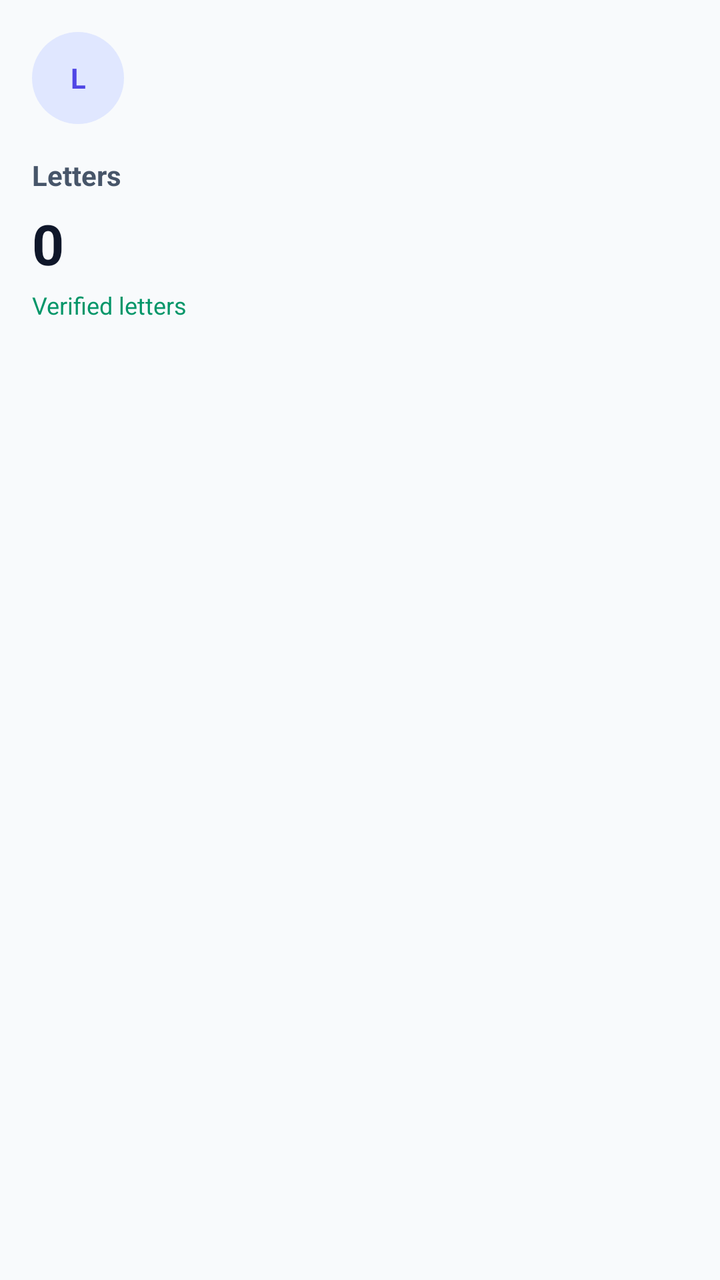
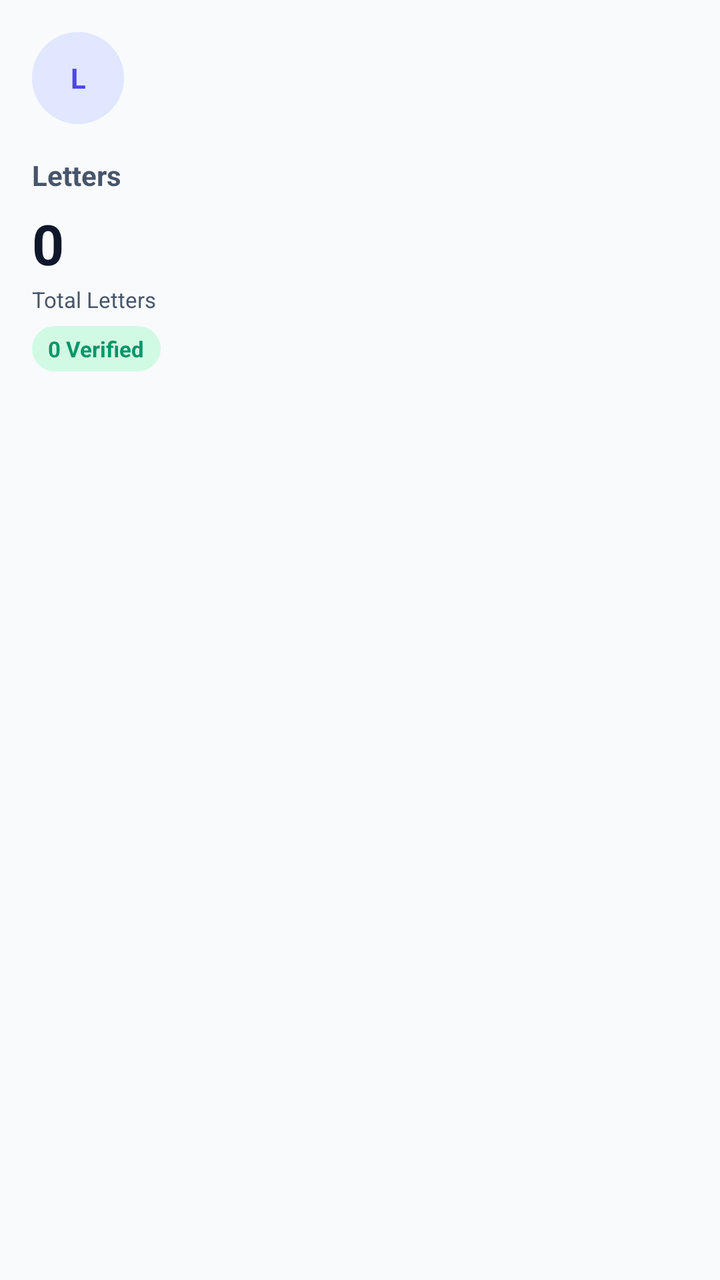

The first picture is an Android layout as it rendered before a commit; the second is the same layout after the commit. The layout source and the unified diff follow.
<!-- AndroidManifest.xml: application theme Theme.VirtualLabAdmin -->
<!-- res/layout/item_dashboard_api.xml -->
﻿<?xml version="1.0" encoding="utf-8"?>
<LinearLayout xmlns:android="http://schemas.android.com/apk/res/android"
    android:layout_width="match_parent"
    android:layout_height="wrap_content"
    android:orientation="vertical"
    android:padding="@dimen/space_md">

    <TextView
        android:layout_width="46dp"
        android:layout_height="46dp"
        android:background="@drawable/bg_chip_blue_soft"
        android:gravity="center"
        android:text="L"
        android:textColor="@color/brand"
        android:textStyle="bold" />

    <TextView
        android:layout_width="wrap_content"
        android:layout_height="wrap_content"
        android:layout_marginTop="@dimen/space_md"
        android:text="Letters"
        android:textColor="@color/text_muted"
        android:textStyle="bold" />

    <TextView
        android:id="@+id/statLetters"
        android:layout_width="wrap_content"
        android:layout_height="wrap_content"
        android:layout_marginTop="6dp"
        android:text="0"
        android:textColor="@color/text_primary"
        android:textSize="28sp"
        android:textStyle="bold" />

    <TextView
        android:layout_width="wrap_content"
        android:layout_height="wrap_content"
        android:layout_marginTop="4dp"
        android:text="Verified letters"
        android:textColor="@color/success"
        android:textSize="12sp" />
</LinearLayout>
<!-- resources referenced by this layout -->
<resources>
  <color name="brand">#4F46E5</color>
  <color name="success">#059669</color>
  <color name="text_muted">#475569</color>
  <color name="text_primary">#0F172A</color>
  <dimen name="space_md">16dp</dimen>
  <!-- drawable bg_chip_blue_soft (drawable) -->
  <?xml version="1.0" encoding="utf-8"?>
  <shape xmlns:android="http://schemas.android.com/apk/res/android">
      <corners android:radius="999dp" />
      <solid android:color="@color/chip_blue_bg" />
  </shape>
  <style name="Theme.VirtualLabAdmin" parent="Theme.Material3.Light.NoActionBar">
          <item name="colorPrimary">@color/brand</item>
          <item name="colorSecondary">@color/brand</item>
          <item name="colorSurface">@color/bg_surface</item>
          <item name="colorOnSurface">@color/text_primary</item>
          <item name="colorOutline">@color/stroke</item>
  
          <item name="android:windowBackground">@color/bg_dark</item>
          <item name="android:colorBackground">@color/bg_dark</item>
          <item name="android:textColorPrimary">@color/text_primary</item>
          <item name="android:textColorSecondary">@color/text_muted</item>
  
          <item name="materialButtonStyle">@style/Widget.VirtualLab.Button</item>
          <item name="textInputStyle">@style/Widget.VirtualLab.TextInputLayout.Outlined</item>
          <item name="materialCardViewStyle">@style/Widget.VirtualLab.Card</item>
  
          <item name="android:statusBarColor" tools:targetApi="l">@android:color/transparent</item>
          <item name="android:navigationBarColor" tools:targetApi="l">@android:color/transparent</item>
          <item name="android:windowLightStatusBar" tools:targetApi="m">true</item>
          <item name="android:windowLightNavigationBar" tools:targetApi="o">true</item>
      </style>
  <color name="chip_blue_bg">#E0E7FF</color>
  <color name="bg_surface">#FFFFFF</color>
  <color name="stroke">#E2E8F0</color>
  <color name="bg_dark">#F8FAFC</color>
  <style name="Widget.VirtualLab.Button" parent="Widget.Material3.Button">
          <item name="android:textAllCaps">false</item>
          <item name="android:insetLeft">0dp</item>
          <item name="android:insetRight">0dp</item>
          <item name="android:insetTop">0dp</item>
          <item name="android:insetBottom">0dp</item>
          <item name="android:minHeight">@dimen/btn_h</item>
          <item name="cornerRadius">@dimen/radius_lg</item>
          <item name="android:letterSpacing">0</item>
          <item name="elevation">0dp</item>
      </style>
  <style name="Widget.VirtualLab.TextInputLayout.Outlined" parent="Widget.Material3.TextInputLayout.OutlinedBox">
          <item name="boxStrokeColor">@color/stroke</item>
          <item name="hintTextColor">@color/text_muted</item>
          <item name="boxStrokeWidth">1dp</item>
          <item name="boxStrokeWidthFocused">2dp</item>
          <item name="boxCornerRadiusTopStart">@dimen/radius_lg</item>
          <item name="boxCornerRadiusTopEnd">@dimen/radius_lg</item>
          <item name="boxCornerRadiusBottomStart">@dimen/radius_lg</item>
          <item name="boxCornerRadiusBottomEnd">@dimen/radius_lg</item>
          <item name="boxBackgroundColor">@android:color/white</item>
      </style>
  <style name="Widget.VirtualLab.Card" parent="Widget.Material3.CardView.Outlined">
          <item name="cardBackgroundColor">@color/bg_surface</item>
          <item name="strokeColor">@color/stroke</item>
          <item name="strokeWidth">1dp</item>
          <item name="cardCornerRadius">@dimen/radius_lg</item>
          <item name="cardElevation">2dp</item>
          <item name="cardUseCompatPadding">true</item>
      </style>
  <dimen name="btn_h">54dp</dimen>
  <dimen name="radius_lg">22dp</dimen>
</resources>

<!-- the commit's change to res/layout/item_dashboard_api.xml (unified diff, before → after) -->
@@ -1,4 +1,4 @@
-﻿<?xml version="1.0" encoding="utf-8"?>
+<?xml version="1.0" encoding="utf-8"?>
 <LinearLayout xmlns:android="http://schemas.android.com/apk/res/android"
     android:layout_width="match_parent"
     android:layout_height="wrap_content"
@@ -35,8 +35,21 @@
     <TextView
         android:layout_width="wrap_content"
         android:layout_height="wrap_content"
-        android:layout_marginTop="4dp"
-        android:text="Verified letters"
+        android:layout_marginTop="2dp"
+        android:text="Total Letters"
+        android:textColor="@color/text_muted"
+        android:textSize="11sp" />
+
+    <TextView
+        android:id="@+id/statLettersVerified"
+        android:layout_width="wrap_content"
+        android:layout_height="wrap_content"
+        android:text="0 Verified"
         android:textColor="@color/success"
-        android:textSize="12sp" />
+        android:textSize="11sp"
+        android:textStyle="bold"
+        android:layout_marginTop="6dp"
+        android:background="@drawable/bg_chip_green_soft"
+        android:paddingHorizontal="8dp"
+        android:paddingVertical="4dp" />
 </LinearLayout>
<!-- resource entries referenced after the edit -->
@@ -10,6 +10,12 @@
   <shape xmlns:android="http://schemas.android.com/apk/res/android">
       <corners android:radius="999dp" />
       <solid android:color="@color/chip_blue_bg" />
+  </shape>
+  <!-- drawable bg_chip_green_soft (drawable) -->
+  <?xml version="1.0" encoding="utf-8"?>
+  <shape xmlns:android="http://schemas.android.com/apk/res/android">
+      <corners android:radius="999dp" />
+      <solid android:color="@color/chip_green_bg" />
   </shape>
   <style name="Theme.VirtualLabAdmin" parent="Theme.Material3.Light.NoActionBar">
           <item name="colorPrimary">@color/brand</item>
@@ -33,6 +39,7 @@
           <item name="android:windowLightNavigationBar" tools:targetApi="o">true</item>
       </style>
   <color name="chip_blue_bg">#E0E7FF</color>
+  <color name="chip_green_bg">#D1FAE5</color>
   <color name="bg_surface">#FFFFFF</color>
   <color name="stroke">#E2E8F0</color>
   <color name="bg_dark">#F8FAFC</color>
